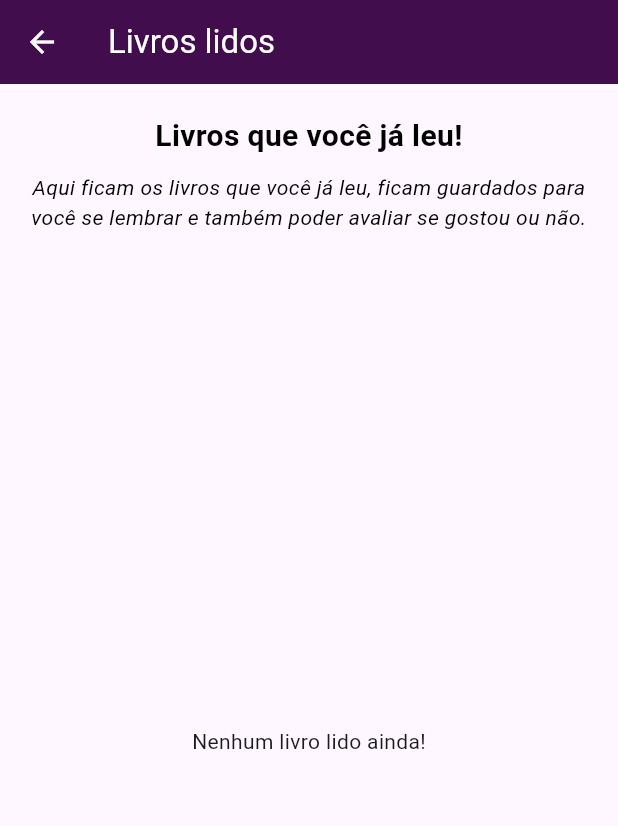
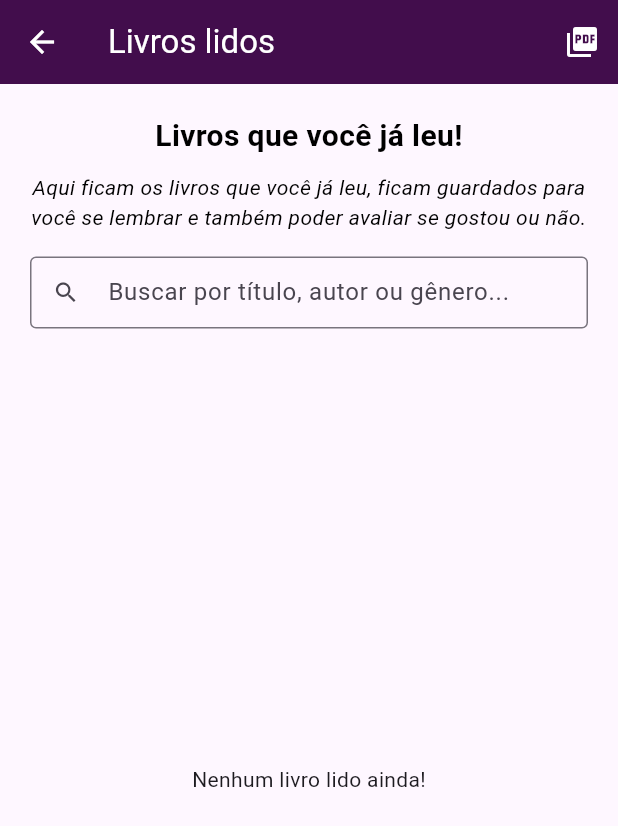
Before and after one commit to raquelzis-sv/app_livros, a Flutter app: the screen it shows once a user with an empty profile is signed in, item 2 of the bottom bar chosen, on a phone screen of 412 x 824 dp. Shown: the top 826 px of the screen. Run offline on Flutter 3.47's test engine with Material 3 defaults, Android fonts, the phone set to English and light mode, and no system bars; our stand-ins replace flutter_dotenv, open_file, pdf, share_plus, supabase_flutter; accounts and stored records are empty.

Commit message:
implementando exportar pdf

```diff
--- a/lib/controller/livro_controller.dart
+++ b/lib/controller/livro_controller.dart
@@ -1,14 +1,28 @@
+import 'package:app_livros/model/livro.dart';
+import 'package:app_livros/model/tipo_filtro_livro.dart';
+import 'package:app_livros/service/export_service.dart';
+import 'package:app_livros/service/livro_service.dart';
+import 'package:app_livros/service/pdf_service.dart';
 import 'package:flutter/material.dart';
-import 'package:app_livros/model/livro.dart';
-import 'package:app_livros/service/livro_service.dart';
 
 class LivroController extends ChangeNotifier {
   final LivroService _service;
+  final PdfService _pdfService;
+  final ExportService _exportService;
 
   List<Livro> listaLivros = [];
   bool carregando = false;
+  bool exportandoPdf = false;
+  String textoBusca = '';
 
-  LivroController(this._service);
+  LivroController(
+    this._service, [
+    PdfService? pdfService,
+    ExportService? exportService,
+  ])  : _pdfService = pdfService ?? PdfService(),
+        _exportService = exportService ?? ExportService();
+
+  bool get temBuscaAtiva => textoBusca.trim().isNotEmpty;
 
   List<Livro> get livrosLidos =>
       listaLivros.where((livro) => livro.lido).toList();
@@ -19,9 +33,79 @@ class LivroController extends ChangeNotifier {
   List<Livro> get livrosNaoCurtidos =>
       listaLivros.where((livro) => livro.disliked).toList();
 
+  List<Livro> filtrarPorTipo(TipoFiltroLivro tipo) {
+    final base = switch (tipo) {
+      TipoFiltroLivro.lidos => livrosLidos,
+      TipoFiltroLivro.favoritos => livrosFavoritos,
+      TipoFiltroLivro.naoCurtidos => livrosNaoCurtidos,
+    };
+    return _aplicarBuscaTexto(base);
+  }
+
+  bool possuiItensNoTipo(TipoFiltroLivro tipo) {
+    return switch (tipo) {
+      TipoFiltroLivro.lidos => livrosLidos.isNotEmpty,
+      TipoFiltroLivro.favoritos => livrosFavoritos.isNotEmpty,
+      TipoFiltroLivro.naoCurtidos => livrosNaoCurtidos.isNotEmpty,
+    };
+  }
+
+  void atualizarBusca(String valor) {
+    textoBusca = valor;
+    notifyListeners();
+  }
+
+  void limparBusca() {
+    textoBusca = '';
+    notifyListeners();
+  }
+
+  Future<String?> exportarPdf(TipoFiltroLivro tipo) async {
+    final livros = filtrarPorTipo(tipo);
+    if (livros.isEmpty) {
+      return 'Não há livros para exportar com o filtro atual.';
+    }
+
+    exportandoPdf = true;
+    notifyListeners();
+
+    try {
+      var titulo = tipo.tituloRelatorio;
+      if (temBuscaAtiva) {
+        titulo = '$titulo — busca: "${textoBusca.trim()}"';
+      }
+
+      final arquivo = await _pdfService.gerarRelatorio(
+        livros: livros,
+        tituloRelatorio: titulo,
+      );
+      await _exportService.entregarPdf(arquivo);
+      return null;
+    } catch (e) {
+      return 'Não foi possível gerar ou abrir o PDF.';
+    } finally {
+      exportandoPdf = false;
+      notifyListeners();
+    }
+  }
+
+  List<Livro> _aplicarBuscaTexto(List<Livro> livros) {
+    final termo = textoBusca.trim().toLowerCase();
+    if (termo.isEmpty) return livros;
+
+    return livros
+        .where(
+          (livro) =>
+              livro.titulo.toLowerCase().contains(termo) ||
+              livro.autor.toLowerCase().contains(termo) ||
+              livro.genero.toLowerCase().contains(termo),
+        )
+        .toList();
+  }
+
   Future<void> carregarLivros() async {
     carregando = true;
-    notifyListeners(); // Avisa a tela para mostrar um loading
+    notifyListeners();
 
     listaLivros = await _service.getLivros();
 
@@ -47,6 +131,8 @@ class LivroController extends ChangeNotifier {
   void limpar() {
     listaLivros = [];
     carregando = false;
+    exportandoPdf = false;
+    textoBusca = '';
     notifyListeners();
   }
 }
--- /dev/null
+++ b/lib/model/tipo_filtro_livro.dart
@@ -0,0 +1,13 @@
+enum TipoFiltroLivro {
+  lidos,
+  favoritos,
+  naoCurtidos,
+}
+
+extension TipoFiltroLivroExt on TipoFiltroLivro {
+  String get tituloRelatorio => switch (this) {
+        TipoFiltroLivro.lidos => 'Livros lidos',
+        TipoFiltroLivro.favoritos => 'Livros favoritos',
+        TipoFiltroLivro.naoCurtidos => 'Livros não curtidos',
+      };
+}
--- a/lib/view/tela_lidos.dart
+++ b/lib/view/tela_lidos.dart
@@ -1,44 +1,80 @@
 import 'package:app_livros/controller/livro_controller.dart';
+import 'package:app_livros/model/tipo_filtro_livro.dart';
+import 'package:app_livros/view/theme/cores_app.dart';
+import 'package:app_livros/view/widgets/botao_exportar_pdf.dart';
+import 'package:app_livros/view/widgets/campo_busca_livros.dart';
 import 'package:app_livros/view/widgets/item_livro_lista.dart';
 import 'package:app_livros/view/widgets/texto_formatado.dart';
 import 'package:flutter/material.dart';
 import 'package:provider/provider.dart';
 
-class TelaLidos extends StatelessWidget {
+class TelaLidos extends StatefulWidget {
   const TelaLidos({super.key});
+
+  @override
+  State<TelaLidos> createState() => _TelaLidosState();
+}
+
+class _TelaLidosState extends State<TelaLidos> {
+  final _buscaController = TextEditingController();
+  static const _tipo = TipoFiltroLivro.lidos;
+
+  @override
+  void initState() {
+    super.initState();
+    WidgetsBinding.instance.addPostFrameCallback((_) {
+      if (!mounted) return;
+      final controller = context.read<LivroController>();
+      controller.limparBusca();
+      _buscaController.clear();
+    });
+  }
+
+  @override
+  void dispose() {
+    _buscaController.dispose();
+    super.dispose();
+  }
 
   @override
   Widget build(BuildContext context) {
     final controller = context.watch<LivroController>();
-    final lidos = controller.livrosLidos;
+    final lidos = controller.filtrarPorTipo(_tipo);
+
+    final mensagemVazia = !controller.possuiItensNoTipo(_tipo)
+        ? 'Nenhum livro lido ainda!'
+        : 'Nenhum livro encontrado para esta busca.';
 
     return Scaffold(
       appBar: AppBar(
         title: const Text('Livros lidos'),
-        backgroundColor: const Color.fromARGB(255, 66, 13, 76),
+        backgroundColor: CoresApp.primaria,
         foregroundColor: Colors.white,
+        actions: [BotaoExportarPdf(tipo: _tipo)],
       ),
       body: Padding(
         padding: const EdgeInsets.symmetric(horizontal: 20, vertical: 20),
         child: Column(
           crossAxisAlignment: CrossAxisAlignment.stretch,
           children: [
-            TextoFormatado(
+            const TextoFormatado(
               'Livros que você já leu!',
               textAlign: TextAlign.center,
               fontWeight: FontWeight.bold,
             ),
             const SizedBox(height: 10),
-            TextoFormatado(
+            const TextoFormatado(
               'Aqui ficam os livros que você já leu, ficam guardados para você se lembrar e também poder avaliar se gostou ou não.',
               fontStyle: FontStyle.italic,
               fontSize: 14,
               textAlign: TextAlign.center,
             ),
-            const SizedBox(height: 30),
+            const SizedBox(height: 16),
+            CampoBuscaLivros(controller: _buscaController),
+            const SizedBox(height: 16),
             Expanded(
               child: lidos.isEmpty
-                  ? const Center(child: Text('Nenhum livro lido ainda!'))
+                  ? Center(child: Text(mensagemVazia))
                   : ListView.builder(
                       itemCount: lidos.length,
                       itemBuilder: (context, index) {
--- /dev/null
+++ b/lib/view/widgets/botao_exportar_pdf.dart
@@ -0,0 +1,41 @@
+import 'package:app_livros/controller/livro_controller.dart';
+import 'package:app_livros/model/tipo_filtro_livro.dart';
+import 'package:flutter/material.dart';
+import 'package:provider/provider.dart';
+
+class BotaoExportarPdf extends StatelessWidget {
+  final TipoFiltroLivro tipo;
+
+  const BotaoExportarPdf({super.key, required this.tipo});
+
+  Future<void> _exportar(BuildContext context) async {
+    final controller = context.read<LivroController>();
+    final mensagem = await controller.exportarPdf(tipo);
+
+    if (!context.mounted || mensagem == null) return;
+
+    ScaffoldMessenger.of(context).showSnackBar(
+      SnackBar(content: Text(mensagem)),
+    );
+  }
+
+  @override
+  Widget build(BuildContext context) {
+    final exportando = context.watch<LivroController>().exportandoPdf;
+
+    return IconButton(
+      icon: exportando
+          ? const SizedBox(
+              width: 22,
+              height: 22,
+              child: CircularProgressIndicator(
+                strokeWidth: 2,
+                color: Colors.white,
+              ),
+            )
+          : const Icon(Icons.picture_as_pdf),
+      tooltip: 'Exportar PDF',
+      onPressed: exportando ? null : () => _exportar(context),
+    );
+  }
+}
--- /dev/null
+++ b/lib/view/widgets/campo_busca_livros.dart
@@ -0,0 +1,34 @@
+import 'package:app_livros/controller/livro_controller.dart';
+import 'package:flutter/material.dart';
+import 'package:provider/provider.dart';
+
+class CampoBuscaLivros extends StatelessWidget {
+  final TextEditingController controller;
+
+  const CampoBuscaLivros({super.key, required this.controller});
+
+  @override
+  Widget build(BuildContext context) {
+    final livroController = context.watch<LivroController>();
+
+    return TextField(
+      controller: controller,
+      onChanged: livroController.atualizarBusca,
+      decoration: InputDecoration(
+        hintText: 'Buscar por título, autor ou gênero...',
+        prefixIcon: const Icon(Icons.search),
+        suffixIcon: livroController.temBuscaAtiva
+            ? IconButton(
+                icon: const Icon(Icons.clear),
+                onPressed: () {
+                  controller.clear();
+                  livroController.limparBusca();
+                },
+              )
+            : null,
+        border: const OutlineInputBorder(),
+        isDense: true,
+      ),
+    );
+  }
+}
--- a/pubspec.yaml
+++ b/pubspec.yaml
@@ -10,7 +10,11 @@ dependencies:
   flutter:
     sdk: flutter
   flutter_dotenv: ^5.2.1
+  open_file: ^3.5.10
+  path_provider: ^2.1.5
+  pdf: ^3.11.3
   provider: ^6.1.5
+  share_plus: ^10.1.4
   supabase_flutter: ^2.12.4
 
 dev_dependencies:
```
Also changed, not shown: lib/service/export_service.dart (added, +32 -0 lines), lib/service/pdf_service.dart (added, +82 -0 lines), lib/view/tela_favoritos.dart (+43 -7 lines), lib/view/tela_nao_curtidos.dart (+43 -7 lines), pubspec.lock, 5 other files.
